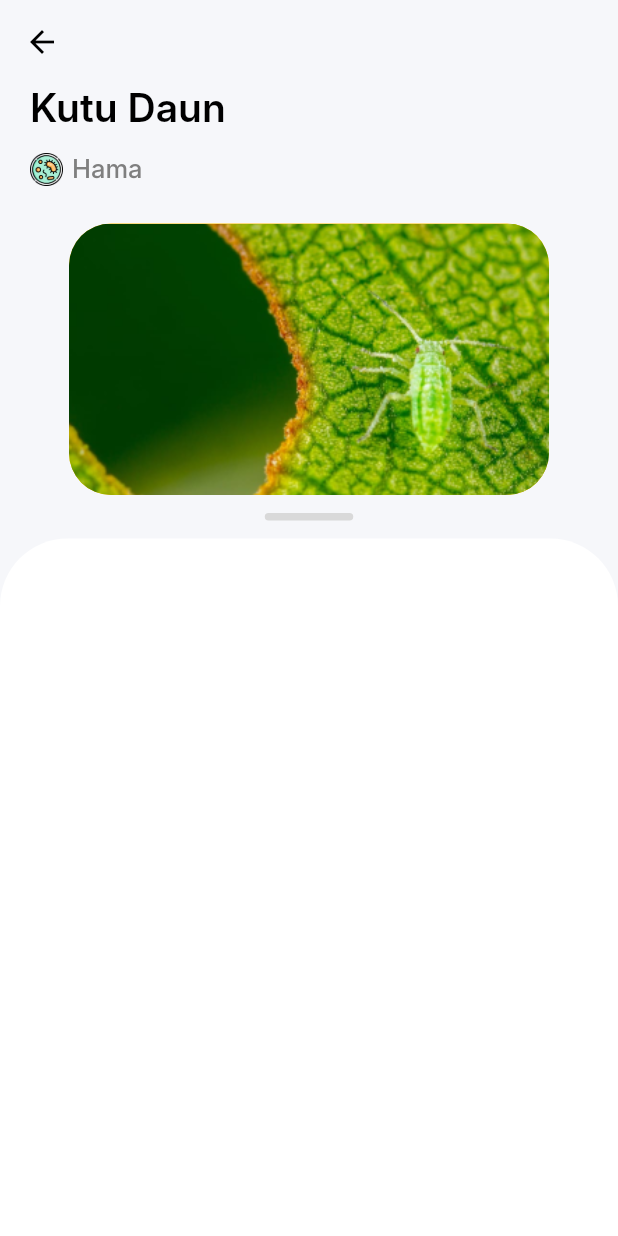
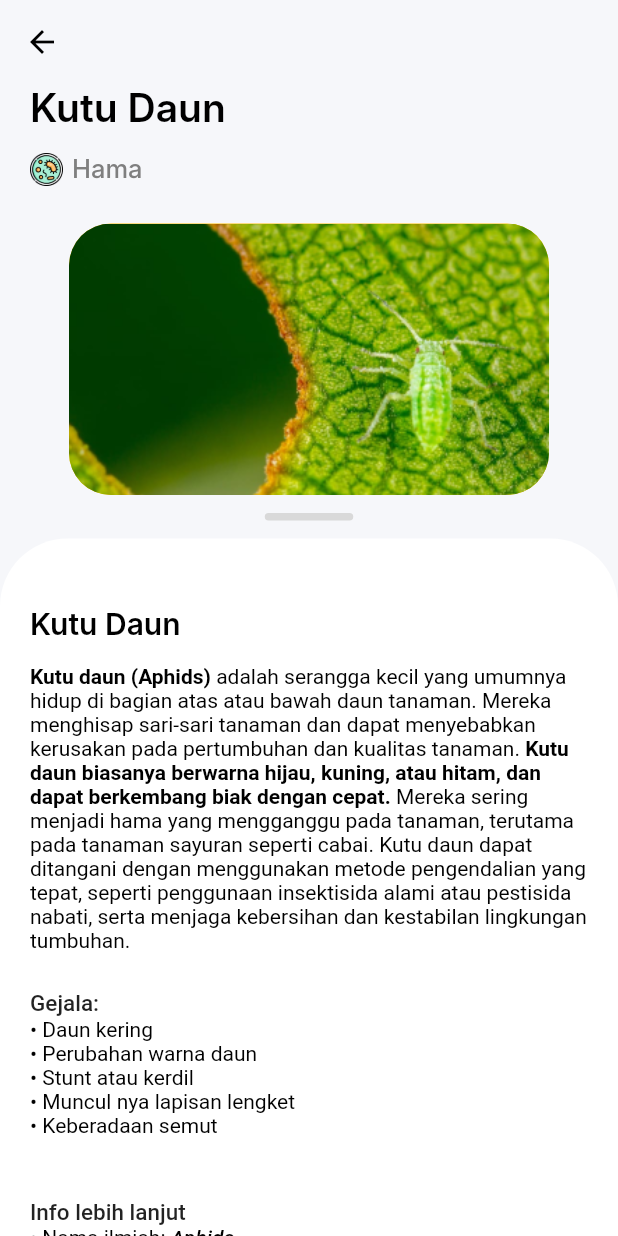
Before and after one commit to BhreKheley/Variegata_Project, a Flutter app: the DetailHamaPenyakit screen opened directly, on a phone screen of 412 x 824 dp. Run offline on Flutter 3.47's test engine with Material 2 defaults, Android fonts, the light colour scheme and no system bars; our stand-ins replace animated_splash_screen, carousel_slider, flutter_dash, flutter_svg, get, google_fonts and 1 more; Roboto replaces fonts that are missing (Inter).

Commit message:
[BN] Detail Hama

```diff
--- a/lib/pages/detail_hama.dart
+++ b/lib/pages/detail_hama.dart
@@ -103,7 +103,7 @@ class _DetailHamaPenyakitState extends State<DetailHamaPenyakit> {
                 ),
               ),
               Container(
-                padding: EdgeInsets.symmetric(horizontal: 20),
+                padding: EdgeInsets.symmetric(horizontal: 20, vertical: 45),
                 width: MediaQuery.of(context).size.width,
                 height: MediaQuery.of(context).size.height,
                 decoration: BoxDecoration(
@@ -111,6 +111,113 @@ class _DetailHamaPenyakitState extends State<DetailHamaPenyakit> {
                   borderRadius: BorderRadius.vertical(
                     top: Radius.circular(45),
                   ),
+                ),
+                child: Column(
+                  crossAxisAlignment: CrossAxisAlignment.start,
+                  children: [
+                    Text(
+                      "Kutu Daun",
+                      style: TextStyle(
+                        color: Colors.black,
+                        fontSize: 20,
+                        fontFamily: "Inter",
+                        fontWeight: FontWeight.w600,
+                      ),
+                    ),
+                    SizedBox(
+                      height: 15,
+                    ),
+                    RichText(
+                      text: TextSpan(
+                        style: TextStyle(
+                          color: Colors.black,
+                          fontSize: 14,
+                        ),
+                        children: <TextSpan>[
+                          TextSpan(
+                              text: 'Kutu daun (Aphids)',
+                              style: TextStyle(fontWeight: FontWeight.bold)),
+                          TextSpan(
+                            text:
+                                ' adalah serangga kecil yang umumnya hidup di bagian atas atau bawah daun tanaman. Mereka menghisap sari-sari tanaman dan dapat menyebabkan kerusakan pada pertumbuhan dan kualitas tanaman. ',
+                          ),
+                          TextSpan(
+                            text:
+                                'Kutu daun biasanya berwarna hijau, kuning, atau hitam, dan dapat berkembang biak dengan cepat. ',
+                            style: TextStyle(fontWeight: FontWeight.bold),
+                          ),
+                          TextSpan(
+                            text:
+                                'Mereka sering menjadi hama yang mengganggu pada tanaman, terutama pada tanaman sayuran seperti cabai. Kutu daun dapat ditangani dengan menggunakan metode pengendalian yang tepat, seperti penggunaan insektisida alami atau pestisida nabati, serta menjaga kebersihan dan kestabilan lingkungan tumbuhan.',
+                          ),
+                        ],
+                      ),
+                    ),
+                    SizedBox(
+                      height: 25,
+                    ),
+                    Text(
+                      'Gejala:',
+                      style:
+                          TextStyle(fontWeight: FontWeight.w500, fontSize: 15),
+                    ),
+                    RichText(
+                      text: TextSpan(
+                        style: TextStyle(
+                          color: Colors.black,
+                          fontSize: 14,
+                        ),
+                        children: <TextSpan>[
+                          TextSpan(
+                            text: '\u2022 Daun kering\n',
+                          ),
+                          TextSpan(
+                            text: '\u2022 Perubahan warna daun\n',
+                          ),
+                          TextSpan(
+                            text: '\u2022 Stunt atau kerdil\n',
+                          ),
+                          TextSpan(
+                            text: '\u2022 Muncul nya lapisan lengket\n',
+                          ),
+                          TextSpan(
+                            text: '\u2022 Keberadaan semut\n',
+                          ),
+                        ],
+                      ),
+                    ),
+                    SizedBox(
+                      height: 25,
+                    ),
+                    Text(
+                      'Info lebih lanjut',
+                      style:
+                          TextStyle(fontWeight: FontWeight.w500, fontSize: 15),
+                    ),
+                    RichText(
+                      text: TextSpan(
+                        style: TextStyle(
+                          color: Colors.black,
+                          fontSize: 14,
+                        ),
+                        children: <TextSpan>[
+                          TextSpan(
+                            text: '\u2022 Nama ilmiah: ',
+                          ),
+                          TextSpan(
+                            text: 'Aphids\n',
+                            style: TextStyle(
+                                fontWeight: FontWeight.w500,
+                                fontStyle: FontStyle.italic),
+                          ),
+                          TextSpan(
+                            text:
+                                '\u2022 Juga di temukan di: tomat, kubis, mentimun, stroberi, apel.\n',
+                          ),
+                        ],
+                      ),
+                    ),
+                  ],
                 ),
               ),
             ],
```
